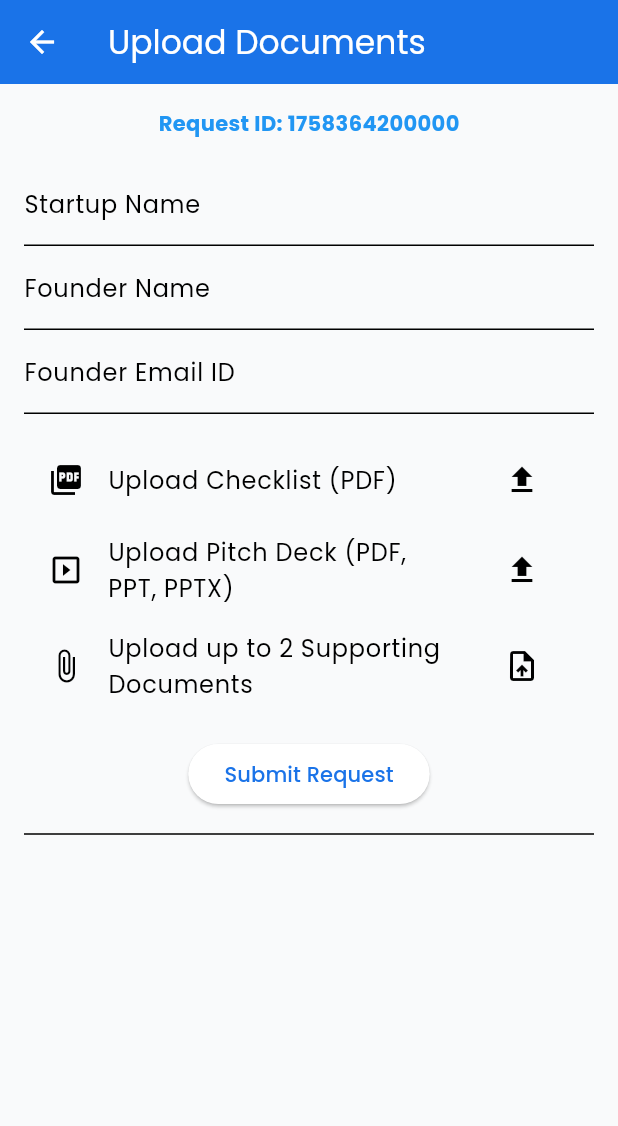
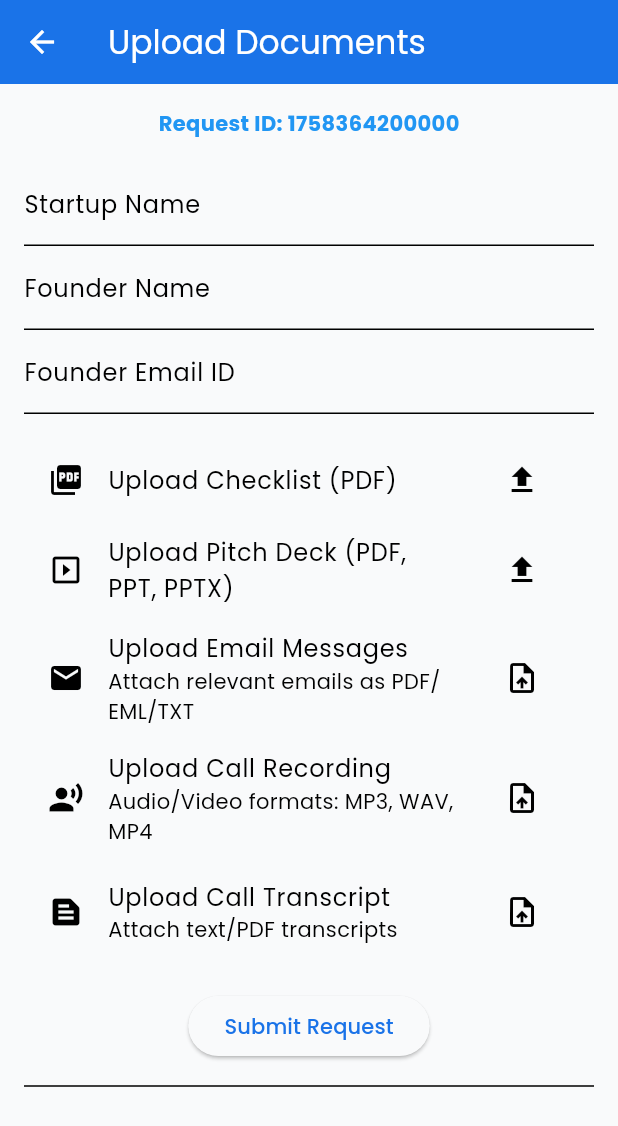
Before and after one commit to TharunNo1/Evalora, a Flutter app: the DashboardScreen screen opened directly, after a tap on the "upload file" icon, on a phone screen of 412 x 824 dp. Shown: the top 1126 px of the screen. Run offline on Flutter 3.47's test engine with Material 3 defaults, Android fonts, the phone set to English and light mode, and no system bars; our stand-ins replace dio, file_picker, firebase_auth, flutter_riverpod, google_fonts, google_sign_in and 1 more; missing offline and left inert: flutter_webrtc; accounts and stored records are empty.

Commit message:
Extended upload screen for calls and emails

```diff
--- a/frontend/evalora_app/lib/screens/dashboard/dashboard_screen.dart
+++ b/frontend/evalora_app/lib/screens/dashboard/dashboard_screen.dart
@@ -1,4 +1,5 @@
 import 'package:evalora_app/screens/upload/upload_screen.dart';
+import 'package:evalora_app/screens/voicecall/voicecall_screen.dart';
 import 'package:flutter/material.dart';
 import 'package:flutter_riverpod/flutter_riverpod.dart';
 import '../../providers/startup_provider.dart';
@@ -33,6 +34,14 @@ class DashboardScreen extends ConsumerWidget {
             },
             icon: const Icon(Icons.upload_file),
           ),
+           IconButton(
+            onPressed: () {
+              Navigator.of(
+                context,
+              ).push(MaterialPageRoute(builder: (_) => const VoiceCallPage()));
+            },
+            icon: const Icon(Icons.voice_chat),
+          ),
         ],
       ),
       body: Padding(
--- a/frontend/evalora_app/lib/screens/upload/upload_screen.dart
+++ b/frontend/evalora_app/lib/screens/upload/upload_screen.dart
@@ -13,8 +13,6 @@ class UploadScreen extends StatefulWidget {
   State<UploadScreen> createState() => _UploadScreenState();
 }
 
-
-
 class _UploadScreenState extends State<UploadScreen> {
   final _formKey = GlobalKey<FormState>();
 
@@ -26,6 +24,9 @@ class _UploadScreenState extends State<UploadScreen> {
   PlatformFile? checklistFile;
   PlatformFile? pitchDeckFile;
   List<PlatformFile> supportingDocs = [];
+  List<PlatformFile> emailMessages = [];
+  List<PlatformFile> callRecordings = [];
+  List<PlatformFile> callTranscripts = [];
 
   String? summary; // AI-generated summary
 
@@ -41,8 +42,11 @@ class _UploadScreenState extends State<UploadScreen> {
     // return Uuid().v4();
   }
 
-  Future<void> _pickFile(Function(PlatformFile) onPicked,
-      {List<String>? allowedExtensions, bool allowMultiple = false}) async {
+  Future<void> _pickFile(
+    Function(PlatformFile) onPicked, {
+    List<String>? allowedExtensions,
+    bool allowMultiple = false,
+  }) async {
     final result = await FilePicker.platform.pickFiles(
       type: FileType.custom,
       allowedExtensions: allowedExtensions,
@@ -63,15 +67,30 @@ class _UploadScreenState extends State<UploadScreen> {
     }
   }
 
+  Future<void> _pickFiles(
+    void Function(List<PlatformFile>) onPicked, {
+    required List<String> allowedExtensions,
+    bool allowMultiple = false,
+  }) async {
+    final result = await FilePicker.platform.pickFiles(
+      type: FileType.custom,
+      allowedExtensions: allowedExtensions,
+      allowMultiple: allowMultiple,
+    );
+    if (result != null) {
+      onPicked(result.files); // ✅ This is a List<PlatformFile>
+    }
+  }
+
   // Helper function to create MultipartFile cross-platform
-Future<MultipartFile> _buildMultipartFile(PlatformFile pickedFile, String fieldName) async {
+  Future<MultipartFile> _buildMultipartFile(
+    PlatformFile pickedFile,
+    String fieldName,
+  ) async {
     if (kIsWeb) {
       // Web: use bytes
       Uint8List fileBytes = pickedFile.bytes!;
-    return MultipartFile.fromBytes(
-      fileBytes,
-      filename: pickedFile.name,
-    );
+      return MultipartFile.fromBytes(fileBytes, filename: pickedFile.name);
     } else {
       // Mobile/Desktop: use path
       File file = File(pickedFile.path!);
@@ -87,7 +106,8 @@ Future<MultipartFile> _buildMultipartFile(PlatformFile pickedFile, String fieldN
 
     if (checklistFile == null || pitchDeckFile == null) {
       ScaffoldMessenger.of(context).showSnackBar(
-          const SnackBar(content: Text("Checklist and Pitch Deck are required.")));
+        const SnackBar(content: Text("Checklist and Pitch Deck are required.")),
+      );
       return;
     }
 
@@ -107,27 +127,44 @@ Future<MultipartFile> _buildMultipartFile(PlatformFile pickedFile, String fieldN
       // Founder Checklist
       if (checklistFile != null) {
         formData.files.add(
-      MapEntry("founderChecklist", await _buildMultipartFile(checklistFile as PlatformFile, "founderChecklist")),
+          MapEntry(
+            "founderChecklist",
+            await _buildMultipartFile(
+              checklistFile as PlatformFile,
+              "founderChecklist",
+            ),
+          ),
         );
       }
 
       // Pitch Deck
       if (pitchDeckFile != null) {
         formData.files.add(
-      MapEntry("pitchDeck", await _buildMultipartFile(pitchDeckFile as PlatformFile, "pitchDeck")),
+          MapEntry(
+            "pitchDeck",
+            await _buildMultipartFile(
+              pitchDeckFile as PlatformFile,
+              "pitchDeck",
+            ),
+          ),
         );
       }
 
       // Optional Supporting Docs
       if (supportingDocs.isNotEmpty) {
-
         formData.files.add(
-        MapEntry("otherDoc1", await _buildMultipartFile(supportingDocs[0], "otherDoc1")),
+          MapEntry(
+            "otherDoc1",
+            await _buildMultipartFile(supportingDocs[0], "otherDoc1"),
+          ),
         );
 
         if (supportingDocs.length >= 2) {
           formData.files.add(
-        MapEntry("otherDoc2", await _buildMultipartFile(supportingDocs[1], "otherDoc2")),
+            MapEntry(
+              "otherDoc2",
+              await _buildMultipartFile(supportingDocs[1], "otherDoc2"),
+            ),
           );
         }
       }
@@ -153,10 +190,12 @@ print("Submitting form data: ${formData} ");
       print("Response from server: $responseContent");
 
       ScaffoldMessenger.of(context).showSnackBar(
-          const SnackBar(content: Text("Documents submitted successfully!")));
+        const SnackBar(content: Text("Documents submitted successfully!")),
+      );
     } catch (e) {
-      ScaffoldMessenger.of(context).showSnackBar(
-          SnackBar(content: Text("Submission failed: $e")));
+      ScaffoldMessenger.of(
+        context,
+      ).showSnackBar(SnackBar(content: Text("Submission failed: $e")));
     }
   }
 
@@ -173,23 +212,32 @@ print("Submitting form data: ${formData} ");
               key: _formKey,
               child: Column(
                 children: [
-                  Text("Request ID: $requestId",
+                  Text(
+                    "Request ID: $requestId",
                     style: const TextStyle(
-                          fontWeight: FontWeight.bold, color: Colors.blue)),
+                      fontWeight: FontWeight.bold,
+                      color: Colors.blue,
+                    ),
+                  ),
                   const SizedBox(height: 16),
                   TextFormField(
-                    decoration: const InputDecoration(labelText: "Startup Name"),
+                    decoration: const InputDecoration(
+                      labelText: "Startup Name",
+                    ),
                     validator: (v) => v!.isEmpty ? "Required" : null,
                     onSaved: (v) => startupName = v!,
                   ),
                   TextFormField(
-                    decoration: const InputDecoration(labelText: "Founder Name"),
+                    decoration: const InputDecoration(
+                      labelText: "Founder Name",
+                    ),
                     validator: (v) => v!.isEmpty ? "Required" : null,
                     onSaved: (v) => founderName = v!,
                   ),
                   TextFormField(
-                    decoration:
-                        const InputDecoration(labelText: "Founder Email ID"),
+                    decoration: const InputDecoration(
+                      labelText: "Founder Email ID",
+                    ),
                     keyboardType: TextInputType.emailAddress,
                     validator: (v) =>
                         v!.isEmpty || !v.contains("@") ? "Invalid email" : null,
@@ -198,20 +246,26 @@ print("Submitting form data: ${formData} ");
                   const SizedBox(height: 16),
                   ListTile(
                     leading: const Icon(Icons.picture_as_pdf),
-                    title: Text(checklistFile == null
+                    title: Text(
+                      checklistFile == null
                           ? "Upload Checklist (PDF)"
-                        : checklistFile!.name),
+                          : checklistFile!.name,
+                    ),
                     trailing: IconButton(
                       icon: const Icon(Icons.upload),
-                      onPressed: () =>
-                          _pickFile((file) => checklistFile = file, allowedExtensions: ["pdf"]),
+                      onPressed: () => _pickFile(
+                        (file) => checklistFile = file,
+                        allowedExtensions: ["pdf"],
+                      ),
                     ),
                   ),
                   ListTile(
                     leading: const Icon(Icons.slideshow),
-                    title: Text(pitchDeckFile == null
+                    title: Text(
+                      pitchDeckFile == null
                           ? "Upload Pitch Deck (PDF, PPT, PPTX)"
-                        : pitchDeckFile!.name),
+                          : pitchDeckFile!.name,
+                    ),
                     trailing: IconButton(
                       icon: const Icon(Icons.upload),
                       onPressed: () => _pickFile(
@@ -220,29 +274,78 @@ print("Submitting form data: ${formData} ");
                       ),
                     ),
                   ),
+                  // 📧 Email Messages
                   ListTile(
-                    leading: const Icon(Icons.attach_file),
-                    title: Text(supportingDocs.isEmpty
-                        ? "Upload up to 2 Supporting Documents"
-                        : "${supportingDocs.length} documents selected"),
+                    leading: const Icon(Icons.email),
+                    title: Text(
+                      emailMessages.isEmpty
+                          ? "Upload Email Messages"
+                          : "${emailMessages.length} file(s) selected",
+                    ),
+                    subtitle: const Text(
+                      "Attach relevant emails as PDF/EML/TXT",
+                    ),
                     trailing: IconButton(
                       icon: const Icon(Icons.upload_file),
-                      onPressed: () => _pickFile(
-                        (_) {},
-                        allowedExtensions: ["pdf", "ppt", "pptx", "doc", "docx"],
+                      onPressed: () => _pickFiles(
+                        (files) => setState(() => emailMessages = files),
+                        allowedExtensions: ["pdf", "eml", "txt"],
+                        allowMultiple: true,
+                      ),
+                    ),
+                  ),
+
+                  // 🎧 Call Recording
+                  ListTile(
+                    leading: const Icon(Icons.record_voice_over),
+                    title: Text(
+                      callRecordings.isEmpty
+                          ? "Upload Call Recording"
+                          : "${callRecordings.length} file(s) selected",
+                    ),
+                    subtitle: const Text("Audio/Video formats: MP3, WAV, MP4"),
+                    trailing: IconButton(
+                      icon: const Icon(Icons.upload_file),
+                      onPressed: () => _pickFiles(
+                        (files) => setState(() => callRecordings = files),
+                        allowedExtensions: ["mp3", "wav", "mp4", "m4a"],
+                        allowMultiple: true,
+                      ),
+                    ),
+                  ),
+
+                  // 📝 Call Transcript
+                  ListTile(
+                    leading: const Icon(Icons.text_snippet),
+                    title: Text(
+                      callTranscripts.isEmpty
+                          ? "Upload Call Transcript"
+                          : "${callTranscripts.length} file(s) selected",
+                    ),
+                    subtitle: const Text("Attach text/PDF transcripts"),
+                    trailing: IconButton(
+                      icon: const Icon(Icons.upload_file),
+                      onPressed: () => _pickFiles(
+                        (files) => setState(() => callTranscripts = files),
+                        allowedExtensions: ["pdf", "doc", "docx", "txt"],
                         allowMultiple: true,
                       ),
                     ),
                   ),
                   const SizedBox(height: 16),
-                  ElevatedButton(onPressed: _submit, child: const Text("Submit Request")),
+                  ElevatedButton(
+                    onPressed: _submit,
+                    child: const Text("Submit Request"),
+                  ),
                 ],
               ),
             ),
             const Divider(height: 32),
             if (summary != null) ...[
-              const Text("AI-generated Summary",
-                  style: TextStyle(fontWeight: FontWeight.bold)),
+              const Text(
+                "AI-generated Summary",
+                style: TextStyle(fontWeight: FontWeight.bold),
+              ),
               const SizedBox(height: 8),
               Card(
                 child: Padding(
--- a/frontend/evalora_app/lib/utils/theme.dart
+++ b/frontend/evalora_app/lib/utils/theme.dart
@@ -11,7 +11,7 @@ class AppTheme {
     colorScheme: const ColorScheme.light(
       primary: AppColors.primary,
       secondary: AppColors.secondary,
-      background: AppColors.background,
+      surface: AppColors.background,
     ),
     scaffoldBackgroundColor: AppColors.background,
     useMaterial3: true,
```
Also changed, not shown: frontend/evalora_app/lib/screens/auth/sign_in_screen.dart (+16 -0 lines), frontend/evalora_app/lib/screens/voicecall/voicecall_screen.dart (added, +130 -0 lines), frontend/evalora_app/pubspec.yaml (+8 -0 lines). Lines whose indentation alone changed are shown as unchanged.
